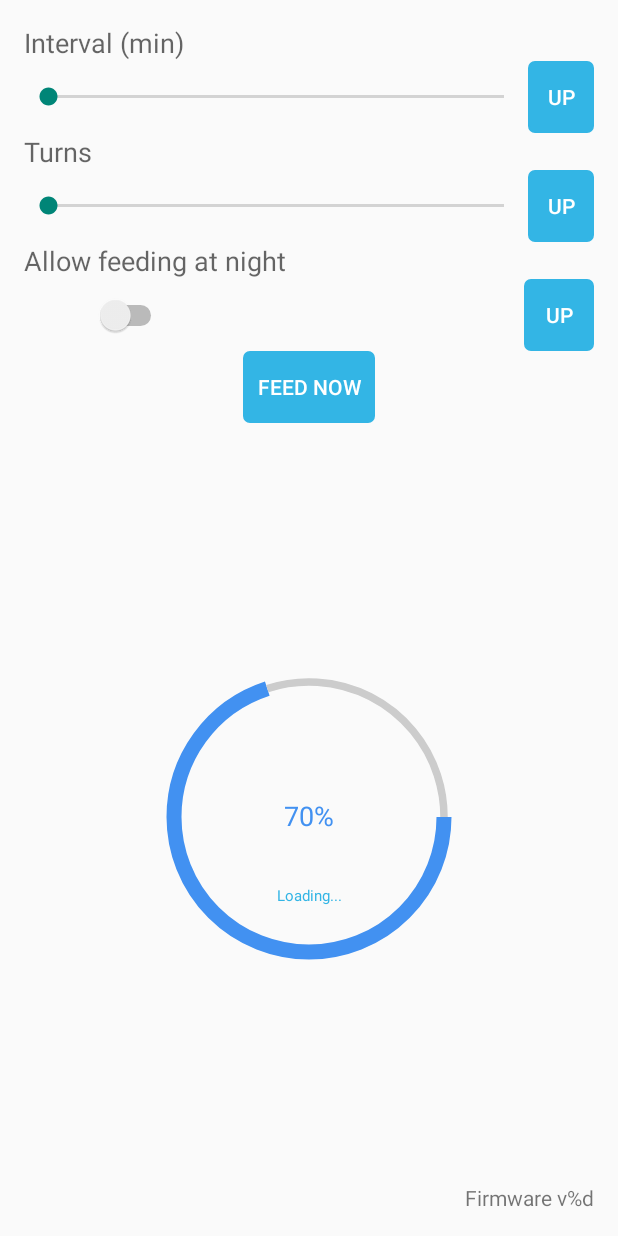
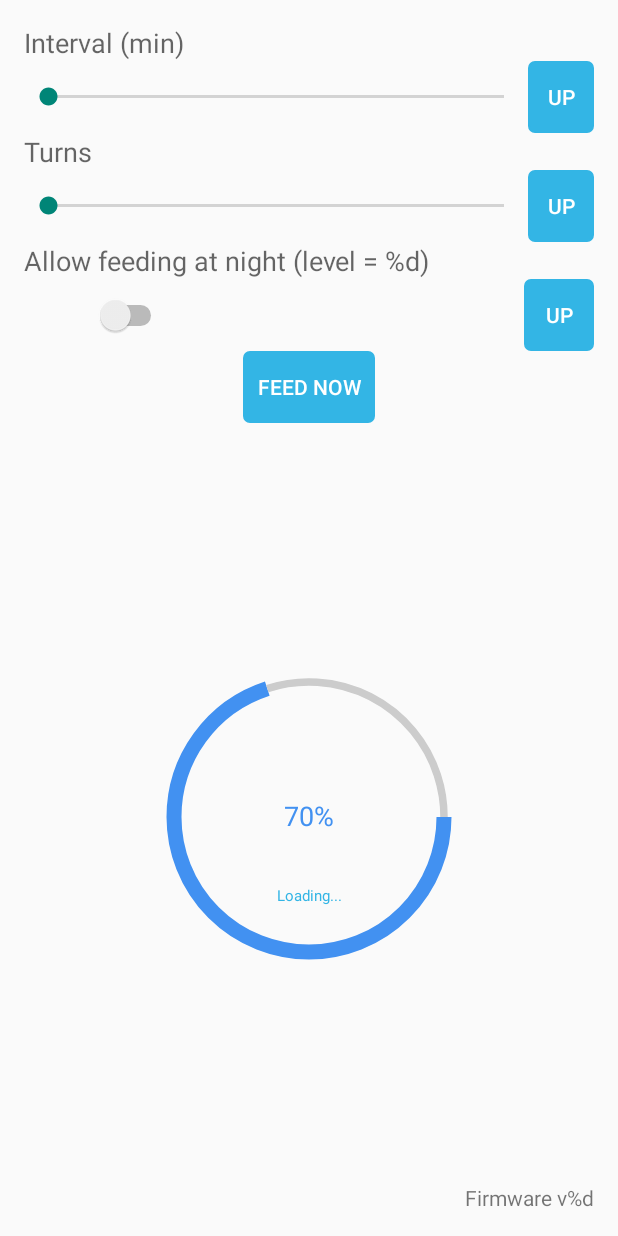
Before and after one commit to ronnyrod/fish-feeder, an Android app: the layout activity_main.xml on its own in the app's theme, with its tools: preview values and no code run, on a phone screen of 412 x 824 dp. Run offline under Robolectric (Android 15) with nearby library versions, the phone set to English and light mode, and no system bars.

Commit message:
current darkness level

```diff
--- a/android/FishFeederClient/app/src/main/java/org/ronrod/fishfeederclient/MainActivity.java
+++ b/android/FishFeederClient/app/src/main/java/org/ronrod/fishfeederclient/MainActivity.java
@@ -52,6 +52,7 @@ public class MainActivity extends BluetoothConnectionActivity implements
     TextView tvTimes;
     Switch swFeedAtNight;
     TextView tvFirmwareVersion;
+    TextView tvFeedAtNight;
 
     private FeederManager feederManager;
 
@@ -71,6 +72,7 @@ public class MainActivity extends BluetoothConnectionActivity implements
             }
         }
     };
+
 
     @Override
     protected void onCreate(Bundle savedInstanceState) {
@@ -238,6 +240,7 @@ public class MainActivity extends BluetoothConnectionActivity implements
         tvTimes = (TextView)findViewById(R.id.tv_feed_times);
         swFeedAtNight = (Switch)findViewById(R.id.sw_feed_at_night);
         tvFirmwareVersion = (TextView)findViewById(R.id.tv_firmware_version);
+        tvFeedAtNight = (TextView)findViewById(R.id.tv_feed_at_night);
     }
 
     @Override
@@ -350,6 +353,7 @@ public class MainActivity extends BluetoothConnectionActivity implements
             donutProgress.setInnerBottomText(String.format(getString(R.string.in_seconds), nextFeedingSeconds));
         }
 
+        tvFeedAtNight.setText(String.format(getString(R.string.feed_at_night),feederManager.getFeeder().getLastLightValue()));
         sbInterval.setProgress((feederManager.getFeeder().getInterval() - getResources().getInteger(R.integer.min_interval) * 60) / 60);
         onProgressChanged(sbInterval, sbInterval.getProgress(), false);
         sbTimes.setProgress(feederManager.getFeeder().getTimes() - getResources().getInteger(R.integer.min_times));
--- a/android/FishFeederClient/app/src/main/res/layout-land/activity_main.xml
+++ b/android/FishFeederClient/app/src/main/res/layout-land/activity_main.xml
@@ -112,7 +112,7 @@
             <TextView
                 android:layout_width="wrap_content"
                 android:layout_height="wrap_content"
-                android:id="@+id/textView2"
+                android:id="@+id/tv_feed_at_night"
                 android:text="@string/feed_at_night"
                 android:textAppearance="?android:attr/textAppearanceMedium" />
 
--- a/android/FishFeederClient/app/src/main/res/layout/activity_main.xml
+++ b/android/FishFeederClient/app/src/main/res/layout/activity_main.xml
@@ -109,7 +109,7 @@
             <TextView
                 android:layout_width="wrap_content"
                 android:layout_height="wrap_content"
-                android:id="@+id/textView"
+                android:id="@+id/tv_feed_at_night"
                 android:text="@string/feed_at_night"
                 android:textAppearance="?android:attr/textAppearanceMedium" />
 
--- a/android/FishFeederClient/app/src/main/res/values/strings.xml
+++ b/android/FishFeederClient/app/src/main/res/values/strings.xml
@@ -36,7 +36,7 @@
     <string name="cancel">Cancel</string>
     <string name="connection_not_availble">Connection not available</string>
     <string name="click_to_try_again">Click here to try again</string>
-    <string name="feed_at_night">Allow feeding at night</string>
+    <string name="feed_at_night">Allow feeding at night (level = %d)</string>
     <string name="firmware_version">Firmware v%d</string>
     <string name="waiting_for_light">when light is back</string>
     <string name="servo_settings">Servo</string>
```
Also changed, not shown: 1 other file.
